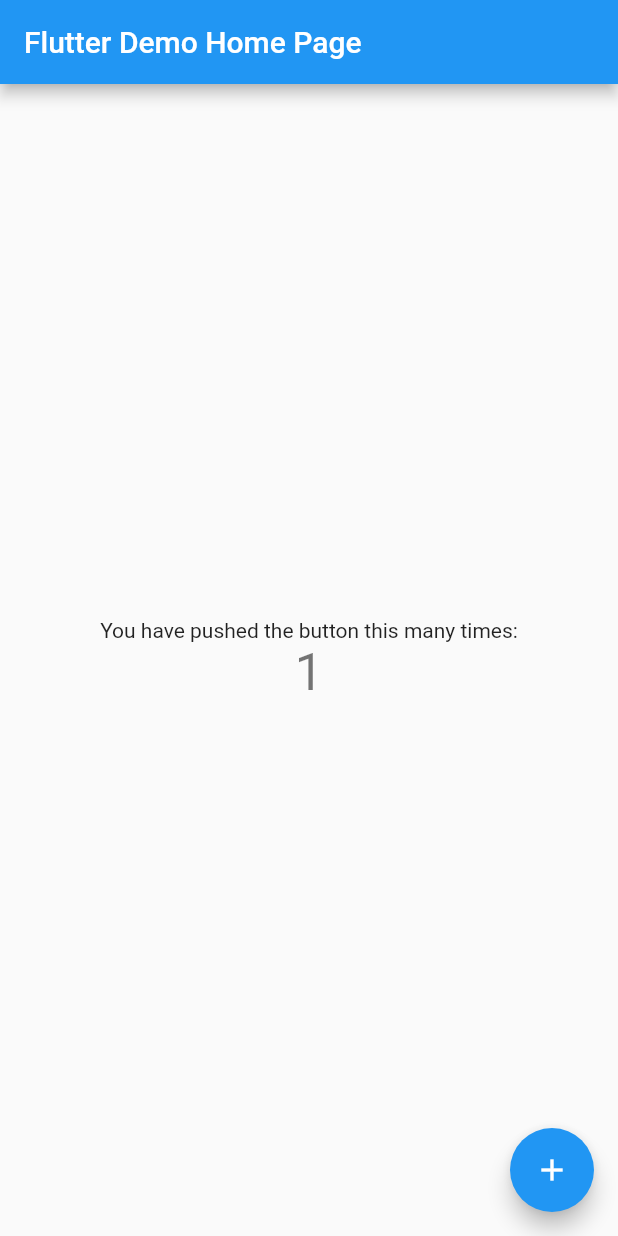
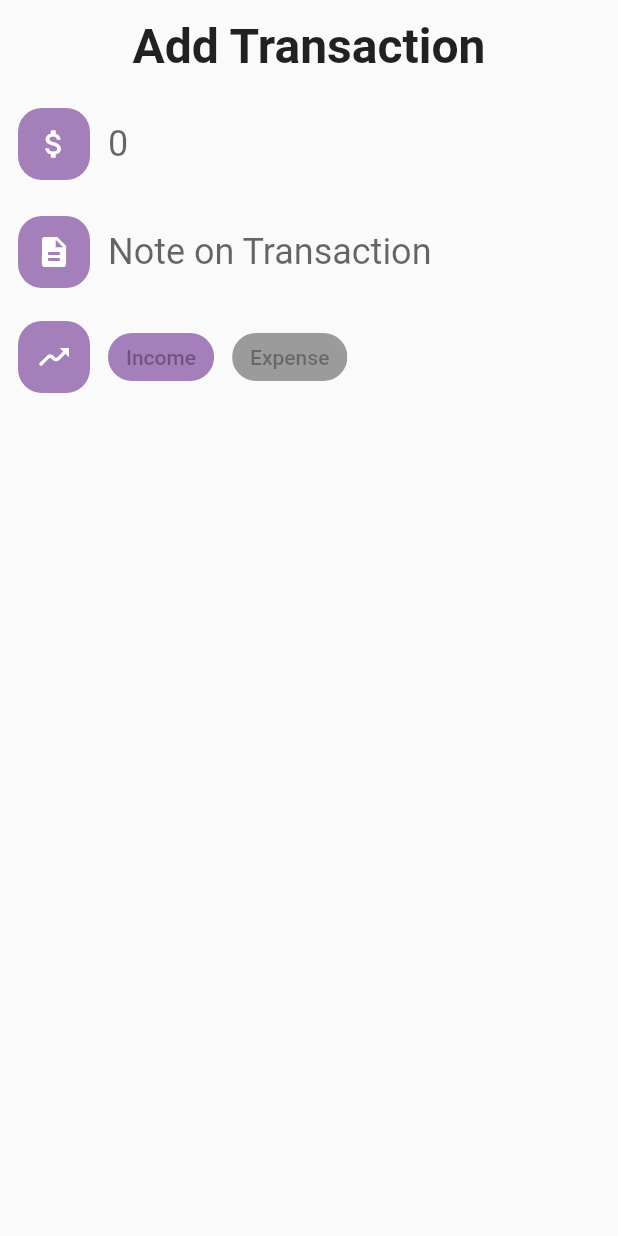
Before and after one commit to Cosmina02/budget_tracking_app, a Flutter app: the screen it shows after launch, after a tap on the "add" icon, on a phone screen of 412 x 824 dp. Run offline on Flutter 3.47's test engine with Material 2 defaults, Android fonts, the phone set to English and light mode, and no system bars.

Commit message:
transaction page started

```diff
--- a/budget_tracker/lib/main.dart
+++ b/budget_tracker/lib/main.dart
@@ -1,3 +1,4 @@
+import 'package:budget_tracker/pages/homepage.dart';
 import 'package:flutter/material.dart';
 
 void main() {
@@ -13,103 +14,9 @@ class MyApp extends StatelessWidget {
     return MaterialApp(
       title: 'Flutter Demo',
       theme: ThemeData(
-        // This is the theme of your application.
-        //
-        // Try running your application with "flutter run". You'll see the
-        // application has a blue toolbar. Then, without quitting the app, try
-        // changing the primarySwatch below to Colors.green and then invoke
-        // "hot reload" (press "r" in the console where you ran "flutter run",
-        // or simply save your changes to "hot reload" in a Flutter IDE).
-        // Notice that the counter didn't reset back to zero; the application
-        // is not restarted.
         primarySwatch: Colors.blue,
       ),
-      home: const MyHomePage(title: 'Flutter Demo Home Page'),
+      home: const HomePage(),
     );
   }
 }
-
-class MyHomePage extends StatefulWidget {
-  const MyHomePage({Key? key, required this.title}) : super(key: key);
-
-  // This widget is the home page of your application. It is stateful, meaning
-  // that it has a State object (defined below) that contains fields that affect
-  // how it looks.
-
-  // This class is the configuration for the state. It holds the values (in this
-  // case the title) provided by the parent (in this case the App widget) and
-  // used by the build method of the State. Fields in a Widget subclass are
-  // always marked "final".
-
-  final String title;
-
-  @override
-  State<MyHomePage> createState() => _MyHomePageState();
-}
-
-class _MyHomePageState extends State<MyHomePage> {
-  int _counter = 0;
-
-  void _incrementCounter() {
-    setState(() {
-      // This call to setState tells the Flutter framework that something has
-      // changed in this State, which causes it to rerun the build method below
-      // so that the display can reflect the updated values. If we changed
-      // _counter without calling setState(), then the build method would not be
-      // called again, and so nothing would appear to happen.
-      _counter++;
-    });
-  }
-
-  @override
-  Widget build(BuildContext context) {
-    // This method is rerun every time setState is called, for instance as done
-    // by the _incrementCounter method above.
-    //
-    // The Flutter framework has been optimized to make rerunning build methods
-    // fast, so that you can just rebuild anything that needs updating rather
-    // than having to individually change instances of widgets.
-    return Scaffold(
-      appBar: AppBar(
-        // Here we take the value from the MyHomePage object that was created by
-        // the App.build method, and use it to set our appbar title.
-        title: Text(widget.title),
-      ),
-      body: Center(
-        // Center is a layout widget. It takes a single child and positions it
-        // in the middle of the parent.
-        child: Column(
-          // Column is also a layout widget. It takes a list of children and
-          // arranges them vertically. By default, it sizes itself to fit its
-          // children horizontally, and tries to be as tall as its parent.
-          //
-          // Invoke "debug painting" (press "p" in the console, choose the
-          // "Toggle Debug Paint" action from the Flutter Inspector in Android
-          // Studio, or the "Toggle Debug Paint" command in Visual Studio Code)
-          // to see the wireframe for each widget.
-          //
-          // Column has various properties to control how it sizes itself and
-          // how it positions its children. Here we use mainAxisAlignment to
-          // center the children vertically; the main axis here is the vertical
-          // axis because Columns are vertical (the cross axis would be
-          // horizontal).
-          mainAxisAlignment: MainAxisAlignment.center,
-          children: <Widget>[
-            const Text(
-              'You have pushed the button this many times:',
-            ),
-            Text(
-              '$_counter',
-              style: Theme.of(context).textTheme.headline4,
-            ),
-          ],
-        ),
-      ),
-      floatingActionButton: FloatingActionButton(
-        onPressed: _incrementCounter,
-        tooltip: 'Increment',
-        child: const Icon(Icons.add),
-      ), // This trailing comma makes auto-formatting nicer for build methods.
-    );
-  }
-}
--- /dev/null
+++ b/budget_tracker/lib/pages/add_transaction.dart
@@ -0,0 +1,132 @@
+import 'package:flutter/material.dart';
+import 'package:flutter/services.dart';
+
+class AddTransaction extends StatefulWidget {
+  const AddTransaction({Key? key}) : super(key: key);
+
+  @override
+  State<AddTransaction> createState() => _AddTransactionState();
+}
+
+class _AddTransactionState extends State<AddTransaction> {
+  @override
+  Widget build(BuildContext context) {
+    return Scaffold(
+        appBar: AppBar(
+          toolbarHeight: 0.0,
+        ),
+        body: ListView(
+          padding: EdgeInsets.all(12.0),
+          children: [
+            Text(
+              "Add Transaction",
+              textAlign: TextAlign.center,
+              style: TextStyle(
+                fontSize: 32.0,
+                fontWeight: FontWeight.w700,
+              ),
+            ),
+            SizedBox(
+              height: 20.0,
+            ),
+            Row(
+              children: [
+                Container(
+                  decoration: BoxDecoration(
+                      color: Color.fromRGBO(165, 127, 186, 1),
+                      borderRadius: BorderRadius.circular(16.0)),
+                  padding: EdgeInsets.all(12.0),
+                  child: Icon(
+                    Icons.attach_money,
+                    size: 24.0,
+                    color: Colors.white,
+                  ),
+                ),
+                SizedBox(
+                  width: 12.0,
+                ),
+                Expanded(
+                  child: TextField(
+                    decoration: InputDecoration(
+                      hintText: "0",
+                      border: InputBorder.none,
+                    ),
+                    style: TextStyle(
+                      fontSize: 24.0,
+                    ),
+                    inputFormatters: [FilteringTextInputFormatter.digitsOnly],
+                    keyboardType: TextInputType.number,
+                  ),
+                )
+              ],
+            ),
+            SizedBox(
+              height: 20.0,
+            ),
+            Row(
+              //TODO:un selector pentru categorie in loc de nota pentru tranzactie
+              children: [
+                Container(
+                  decoration: BoxDecoration(
+                      color: Color.fromRGBO(165, 127, 186, 1),
+                      borderRadius: BorderRadius.circular(16.0)),
+                  padding: EdgeInsets.all(12.0),
+                  child: Icon(
+                    Icons.description,
+                    size: 24.0,
+                    color: Colors.white,
+                  ),
+                ),
+                SizedBox(
+                  width: 12.0,
+                ),
+                Expanded(
+                  child: TextField(
+                    decoration: InputDecoration(
+                      hintText: "Note on Transaction",
+                      border: InputBorder.none,
+                    ),
+                    style: TextStyle(
+                      fontSize: 24.0,
+                    ),
+                  ),
+                )
+              ],
+            ),
+            SizedBox(
+              height: 20.0,
+            ),
+            Row(
+              children: [
+                Container(
+                  decoration: BoxDecoration(
+                      color: Color.fromRGBO(165, 127, 186, 1),
+                      borderRadius: BorderRadius.circular(16.0)),
+                  padding: EdgeInsets.all(12.0),
+                  child: Icon(
+                    Icons.moving_sharp,
+                    size: 24.0,
+                    color: Colors.white,
+                  ),
+                ),
+                SizedBox(
+                  width: 12.0,
+                ),
+                ChoiceChip(
+                  label: Text("Income"),
+                  selectedColor: Color.fromRGBO(165, 127, 186, 1),
+                  selected: true,
+                ),
+                SizedBox(
+                  width: 12.0,
+                ),
+                ChoiceChip(
+                  label: Text("Expense"),
+                  selected: false,
+                )
+              ],
+            )
+          ],
+        ));
+  }
+}
--- /dev/null
+++ b/budget_tracker/lib/pages/homepage.dart
@@ -0,0 +1,36 @@
+import 'package:budget_tracker/pages/add_transaction.dart';
+import 'package:flutter/material.dart';
+
+class HomePage extends StatefulWidget {
+  const HomePage({Key? key}) : super(key: key);
+
+  @override
+  State<HomePage> createState() => _HomePageState();
+}
+
+class _HomePageState extends State<HomePage> {
+  @override
+  Widget build(BuildContext context) {
+    return Scaffold(
+        appBar: AppBar(
+          toolbarHeight: 0.0,
+        ),
+        floatingActionButtonLocation: FloatingActionButtonLocation.centerFloat,
+        floatingActionButton: FloatingActionButton(
+          onPressed: () {
+            Navigator.of(context).push(
+                MaterialPageRoute(builder: (context) => AddTransaction()));
+          },
+          backgroundColor: Color.fromRGBO(165, 127, 186, 1),
+          shape:
+              RoundedRectangleBorder(borderRadius: BorderRadius.circular(16.0)),
+          child: Icon(
+            Icons.add,
+            size: 50.0,
+          ),
+        ),
+        body: Center(
+          child: Text("No Data!"),
+        ));
+  }
+}
```
